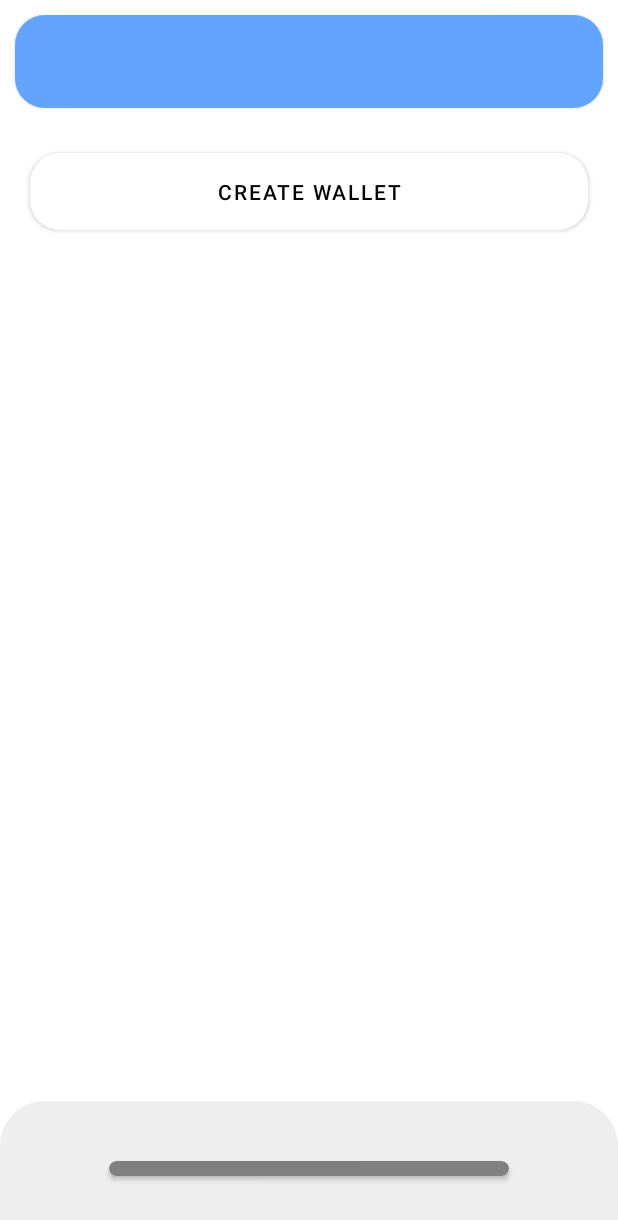
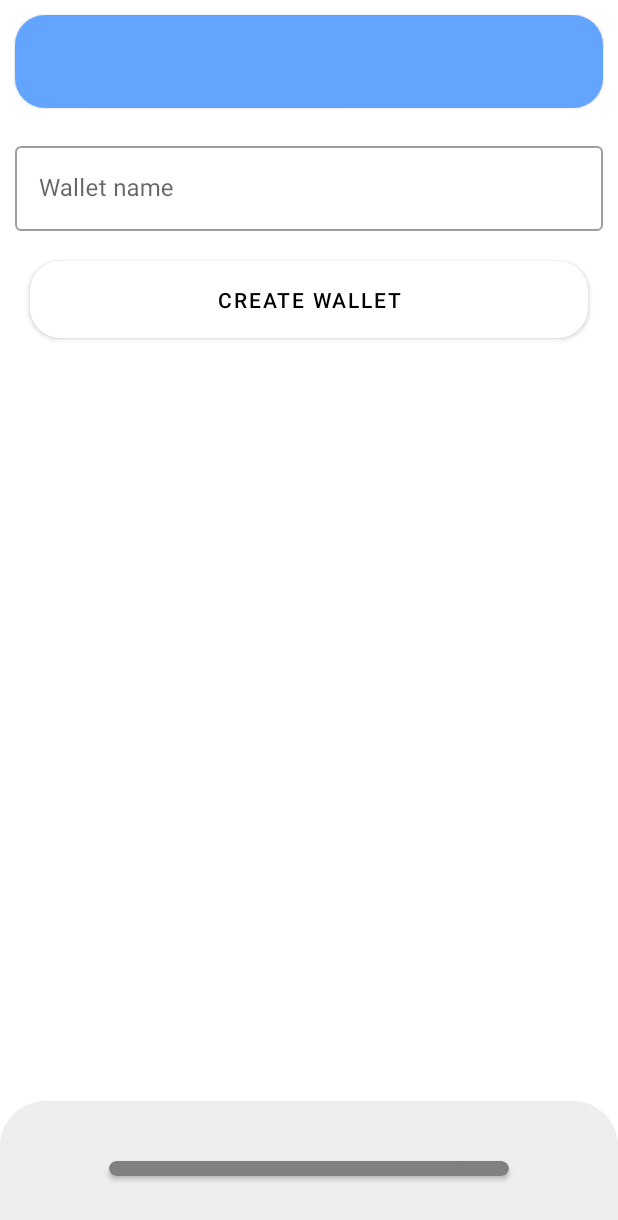
Before and after one commit to danielml3/MaterialWallet, an Android app: the screen it shows after launch (MainActivity), after a tap on "CREATE WALLET", on a phone screen of 412 x 824 dp. Shown: the top 1220 px of the screen. Run offline under Robolectric (Android 15) with nearby library versions, the phone set to English and light mode, and no system bars; libraries missing offline, so code that uses them is left out: io.horizontalsystems.bitcoincore, io.horizontalsystems.bitcoinkit, io.horizontalsystems.hdwalletkit; 1 statement that could not run was skipped.

Commit message:
app: make the wallet's name user-configurable
Signed-off-by: daniml3 <daniel@danielml.dev>
Change-Id: Ieec2f9944ee8b4614546f52ca0949ed2200973ea

```diff
--- a/app/src/main/kotlin/com/danielml/openwallet/managers/WalletDatabaseManager.kt
+++ b/app/src/main/kotlin/com/danielml/openwallet/managers/WalletDatabaseManager.kt
@@ -11,6 +11,7 @@ class WalletDatabaseManager {
         private val databaseFilename = "wallet-database.json"
 
         val mnemonicKey = "mnemonic"
+        val walletNameKey = "wallet_name"
 
         /*
          * @returns a JSON array containing the wallets' information
@@ -26,7 +27,7 @@ class WalletDatabaseManager {
         /*
          * Saves the given wallet information to the local database
          */
-        fun storeWalletInformation(context: Context, mnemonic: List<String>) {
+        fun storeWalletInformation(context: Context, mnemonic: List<String>, walletName: String) {
             val clearedWalletList = JSONArray()
             var walletInformationList = getWalletInformationList(context)
             val mnemonicString = mnemonic.joinToString(" ")
@@ -47,6 +48,7 @@ class WalletDatabaseManager {
 
             val walletJSONObject = JSONObject()
             walletJSONObject.put(mnemonicKey, mnemonicString)
+            walletJSONObject.put(walletNameKey, walletName)
 
             walletInformationList.put(walletJSONObject)
             getDatabase(context).writeText(walletInformationList.toString())
--- a/app/src/main/res/layout/create_wallet_fragment.xml
+++ b/app/src/main/res/layout/create_wallet_fragment.xml
@@ -8,6 +8,19 @@
         android:padding="10dp"
         tools:context=".MainActivity">
 
+    <com.google.android.material.textfield.TextInputLayout
+            android:layout_width="match_parent"
+            android:layout_height="wrap_content"
+            android:hint="@string/wallet_name"
+            android:layout_marginBottom="10dp"
+            style="@style/Widget.MaterialComponents.TextInputLayout.OutlinedBox">
+
+        <com.google.android.material.textfield.TextInputEditText
+                android:id="@+id/wallet_name_text_box"
+                android:layout_width="match_parent"
+                android:layout_height="wrap_content"/>
+
+    </com.google.android.material.textfield.TextInputLayout>
 
     <com.google.android.material.button.MaterialButton
             android:id="@+id/perform_create_wallet_button"
--- a/app/src/main/res/values/strings.xml
+++ b/app/src/main/res/values/strings.xml
@@ -25,4 +25,5 @@
     <string name="syncing_blockchain">Syncing with the blockchain</string>
 
     <string name="create_wallet">Create wallet</string>
+    <string name="wallet_name">Wallet name</string>
 </resources>
```
Also changed, not shown: app/src/main/kotlin/com/danielml/openwallet/fragments/CreateWalletFragment.kt (+7 -2 lines), app/src/main/kotlin/com/danielml/openwallet/fragments/ImportWalletFragment.kt (+8 -3 lines), app/src/main/kotlin/com/danielml/openwallet/fragments/MainScreenFragment.kt (+7 -1 lines), app/src/main/kotlin/com/danielml/openwallet/managers/WalletManager.kt (+5 -8 lines), app/src/main/res/layout/import_wallet_fragment.xml (+14 -0 lines).
